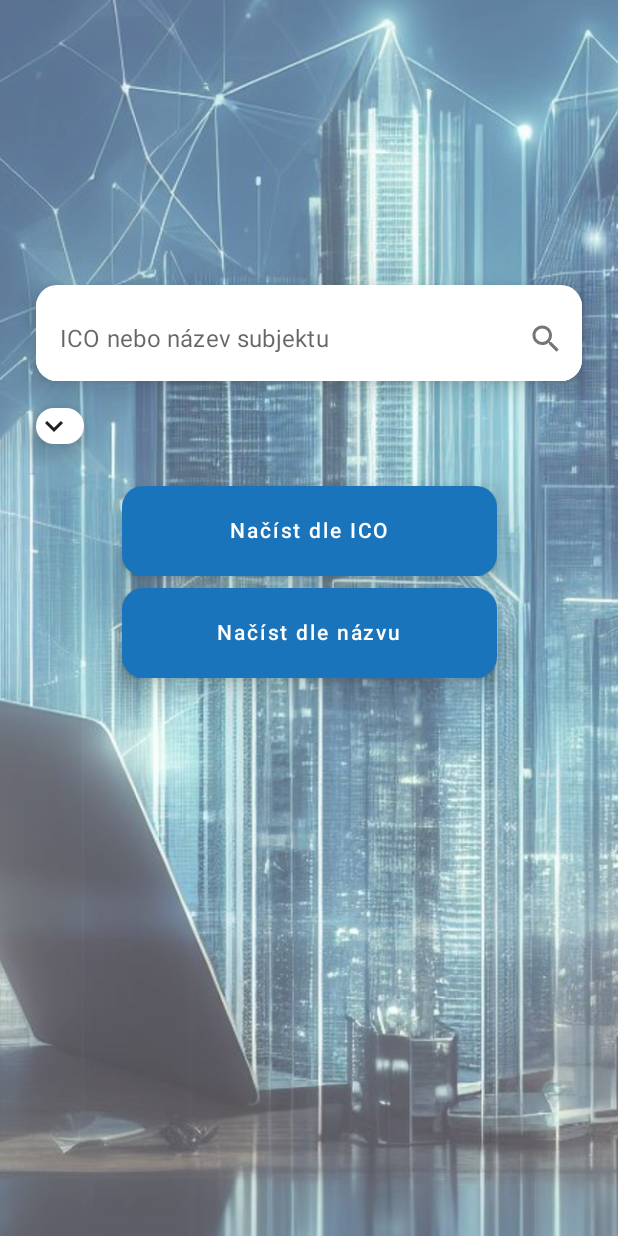
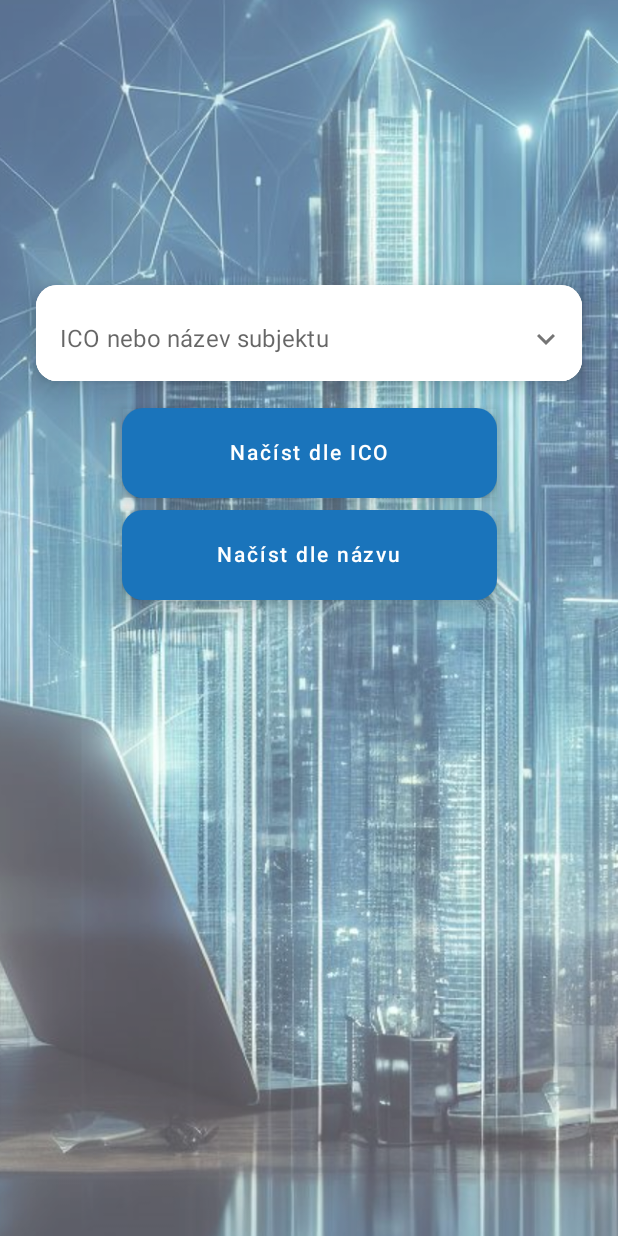
Before and after one commit to machy179/ObchodniRejstrikComposeJetpack, an Android app built with Jetpack Compose: the screen it shows after launch (MainActivity), on a phone screen of 412 x 824 dp. Run offline under Robolectric (Android 15) with nearby library versions, the phone set to English and light mode, and no system bars; libraries missing offline, so code that uses them is left out: com.github.kittinunf.fuel.

Commit message:
Přidán další input pro vyhledávání - adresa subjektu - opravena chyba, možnosxt publikování

```diff
--- a/app/src/main/java/com/machy1979/obchodnirejstrik/screens/UvodniObrazovka.kt
+++ b/app/src/main/java/com/machy1979/obchodnirejstrik/screens/UvodniObrazovka.kt
@@ -41,19 +41,44 @@ fun UvodniObrazovka(
 // Fetching current app configuration
 
         val isLandscape = LocalConfiguration.current.orientation == Configuration.ORIENTATION_LANDSCAPE
-
-        val paddingModifier = if (isLandscape) {
+        var expanded by remember { mutableStateOf (false) }
+        val paddingModifierHlavniCard = if (isLandscape) {
             Modifier.padding(start = 20.dp, end = 20.dp, top = 20.dp, bottom = 10.dp)
         } else {
             Modifier.padding(start = 20.dp, end = 20.dp, top = 100.dp, bottom = 10.dp)
+        }
+        val paddingModifierSpodniCard = if (expanded) {
+            Modifier
+                .fillMaxWidth()
+                .padding(PaddingVnitrniCard)
+                .clickable {
+                    expanded = !expanded
+                }
+        } else {
+            Modifier
+                .padding(0.dp)
+                .clickable {
+                    expanded = !expanded
+                }
         }
         Card(
             elevation = VelikostElevation,
             // modifier = Modifier
             //    .padding(horizontal = 20.dp, vertical = 70.dp),
-            modifier = paddingModifier,
+            modifier = paddingModifierHlavniCard,
             shape = RoundedCornerShape(VelikostZakulaceniRohuButtonTextField ),
 
+        ) {
+            Column (
+            ){
+                Card(
+                    elevation = VelikostElevation,
+                    modifier = Modifier
+                        .then(if (expanded) Modifier.padding(start = 10.dp, end = 10.dp, top = 10.dp, bottom = 0.dp)
+                            .then(if (expanded) Modifier.fillMaxWidth() else Modifier)
+                            .padding(PaddingVButtonu)
+                        else Modifier),
+                    shape = RoundedCornerShape(VelikostZakulaceniRohuButtonTextFieldVnitrni),
                 ) {
                     OutlinedTextField(
                         value = dotaz.value,
@@ -65,8 +90,15 @@ fun UvodniObrazovka(
                             .fillMaxWidth(),
                         trailingIcon = {
                             Icon(
-                        painter = painterResource(id = com.machy1979.obchodnirejstrik.R.drawable.search_icon),
-                        contentDescription = "Search"
+                                painter = if(expanded) {
+                                    painterResource(id = com.machy1979.obchodnirejstrik.R.drawable.collapsed_icon)
+                                } else {
+                                    painterResource(id = com.machy1979.obchodnirejstrik.R.drawable.expandabled_icon)
+
+                                },
+                                contentDescription = "Search",
+                                modifier = Modifier
+                                    .clickable { expanded = !expanded }
                             )
                         },
 
@@ -81,49 +113,12 @@ fun UvodniObrazovka(
                     )
                 }
 
-
-
-            var expanded by remember { mutableStateOf (false) }
-
-        Column(
-            modifier = Modifier.align(Alignment.Start) // Zarovnává kartu doleva
-        ) {
                 Card(
                     elevation = VelikostElevation,
-                modifier = Modifier
-                    .padding(start = 20.dp, end = 20.dp, top = 0.dp, bottom = 20.dp)
-                    .then(if (expanded) Modifier.fillMaxWidth() else Modifier)
-                    .padding(PaddingVButtonu)
-                    .clickable {
-                        expanded = !expanded
-                    },
-                shape = RoundedCornerShape(VelikostZakulaceniRohuButtonTextField ),
+                    modifier = paddingModifierSpodniCard,
+                    shape = RoundedCornerShape(VelikostZakulaceniRohuButtonTextFieldVnitrni),
                 ) {
-                Column(
-                ) {
-                    if (!expanded) {
-                        Icon(
-                            painter = painterResource(id = com.machy1979.obchodnirejstrik.R.drawable.expandabled_icon),
-                            contentDescription = "Expand",
-                            modifier = Modifier
-                                .clickable { expanded = !expanded }
-                                .padding(end = 8.dp) // Umožňuje umístit ikonu odstupcem od textového pole
-                        )
-/*                        Text(modifier = Modifier
-                            .padding(VelikostPaddingCardNepovinneHodnoty),
-                            text = "  +  ",
-                            color = Color.Gray // Sets text color to gray
-                        )*/
-                    }
-
                     if (expanded) {
-                        Icon(
-                            painter = painterResource(id = com.machy1979.obchodnirejstrik.R.drawable.collapsed_icon),
-                            contentDescription = "Collaps",
-                            modifier = Modifier
-                                .clickable { expanded = !expanded }
-                                .padding(end = 8.dp) // Umožňuje umístit ikonu odstupcem od textového pole
-                        )
                         OutlinedTextField(
                             value = dotazMesto.value,
                             onValueChange = {
@@ -143,9 +138,17 @@ fun UvodniObrazovka(
                             )
                         )
                     }
+
                 }
             }
+
+
         }
+
+
+
+
+
 
         CustomButton("Načíst dle ICO", false, true,
             onClick = {
--- a/app/src/main/java/com/machy1979/obchodnirejstrik/ui/theme/Dimens.kt
+++ b/app/src/main/java/com/machy1979/obchodnirejstrik/ui/theme/Dimens.kt
@@ -11,6 +11,7 @@ val OdsazeniMensi = 2.dp
 val VelikostZakulaceniRohu = 14.dp
 val VelikostZakulaceniRohuButton = 14.dp
 val VelikostZakulaceniRohuButtonTextField = 14.dp
+val VelikostZakulaceniRohuButtonTextFieldVnitrni = 9.dp
 val VelikostElevation = 10.dp
 
 val VelikostPaddingHlavnihoOkna = 4.dp
@@ -20,6 +21,7 @@ val VelikostPaddingCardNepovinneHodnoty = 5.dp
 val VelikostPaddingCardHorizontal = 8.dp
 val VelikostPaddingCardVertical = 5.dp
 val VelikostBorderStrokeCard = 4.dp
+val PaddingVnitrniCard = 10.dp
 
 //hlavni udaje
 val VelikostPaddingMezeryMeziHlavnimiZaznamy = 10.dp
```
Lines whose indentation alone changed are shown as unchanged.
